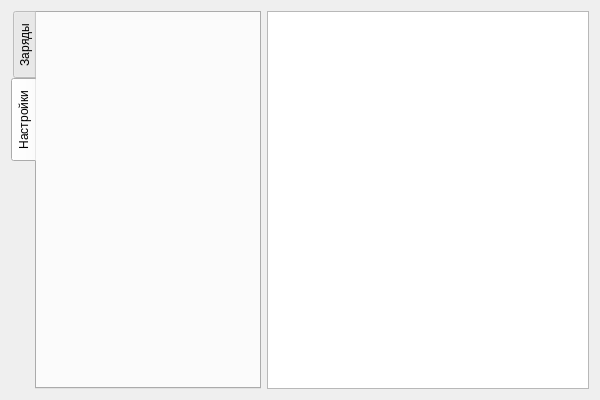
This is mainwindow.ui in xelez/equipotential as Qt 5 draws it before an edit. The edited form follows.
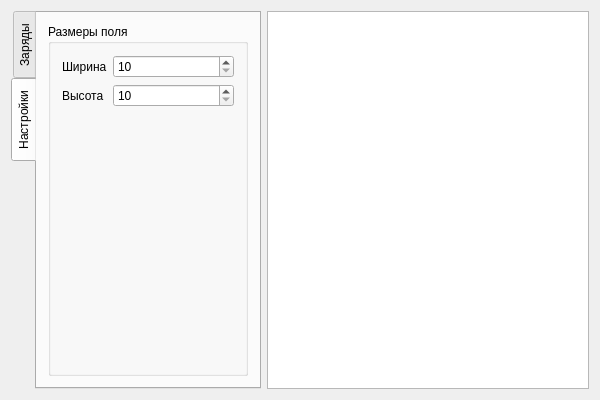
This is the edited form. The open tabs and pages were chosen to show the change.

Commit message: Refactor code and add ability to change size of chargesArea

```diff
--- a/mainwindow.ui
+++ b/mainwindow.ui
@@ -166,6 +166,54 @@
        <attribute name="title">
         <string>Настройки</string>
        </attribute>
+       <layout class="QVBoxLayout" name="verticalLayout_2">
+        <item>
+         <widget class="QGroupBox" name="gbFieldSize">
+          <property name="title">
+           <string>Размеры поля</string>
+          </property>
+          <layout class="QFormLayout" name="formLayout_2">
+           <property name="fieldGrowthPolicy">
+            <enum>QFormLayout::AllNonFixedFieldsGrow</enum>
+           </property>
+           <item row="0" column="0">
+            <widget class="QLabel" name="lbFieldWidth">
+             <property name="text">
+              <string>Ширина</string>
+             </property>
+            </widget>
+           </item>
+           <item row="1" column="0">
+            <widget class="QLabel" name="lbFieldHeight">
+             <property name="text">
+              <string>Высота</string>
+             </property>
+            </widget>
+           </item>
+           <item row="0" column="1">
+            <widget class="QSpinBox" name="sbFieldWidth">
+             <property name="minimum">
+              <number>10</number>
+             </property>
+             <property name="maximum">
+              <number>2000</number>
+             </property>
+            </widget>
+           </item>
+           <item row="1" column="1">
+            <widget class="QSpinBox" name="sbFieldHeight">
+             <property name="minimum">
+              <number>10</number>
+             </property>
+             <property name="maximum">
+              <number>2000</number>
+             </property>
+            </widget>
+           </item>
+          </layout>
+         </widget>
+        </item>
+       </layout>
       </widget>
      </widget>
     </item>
```
Left out of the diff: 35 changed lines with no effect on the pictures. The commit also changes 2 other files.
